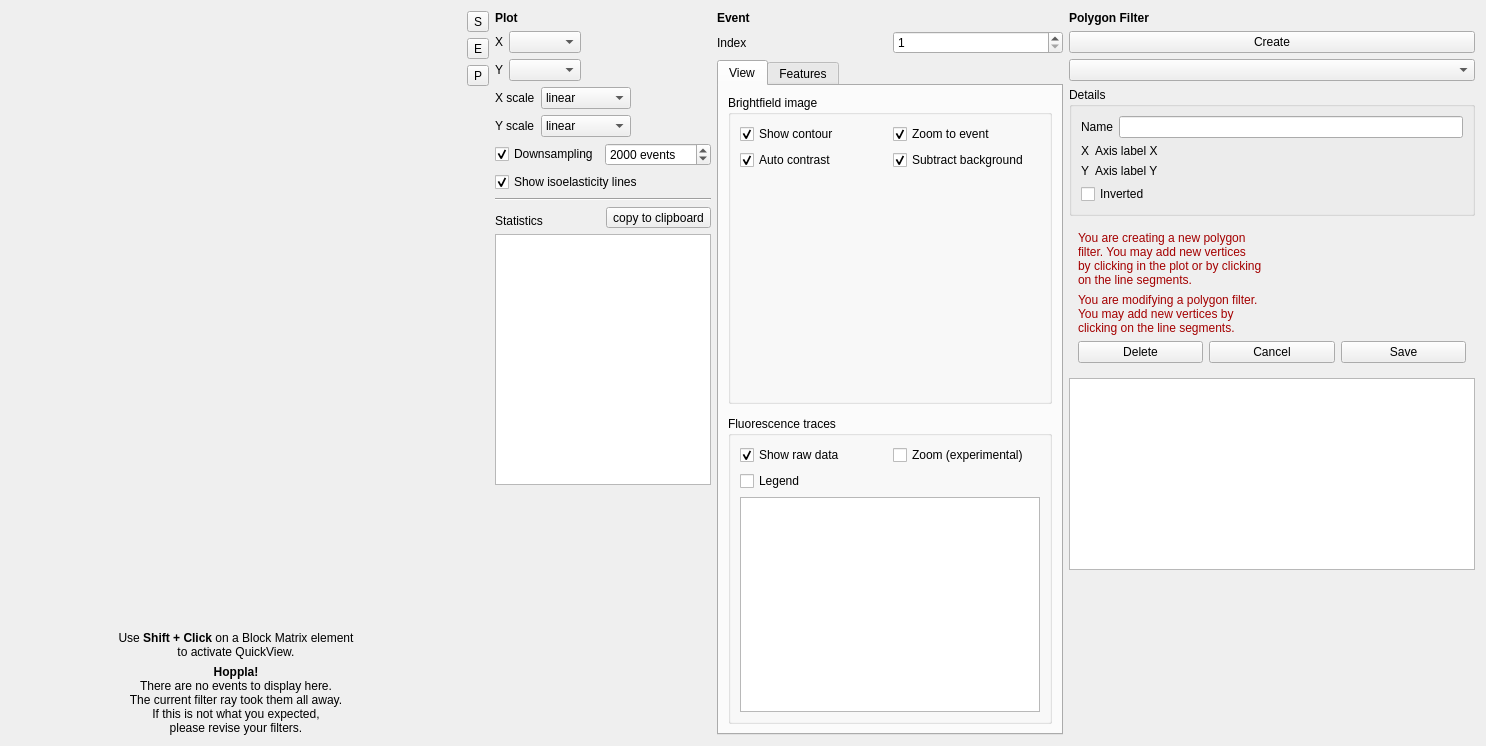
Before: the Qt Designer form shapeout2/gui/quick_view/qv_main.ui in ZELLMECHANIK-DRESDEN/ShapeOut2, drawn with Qt 5.
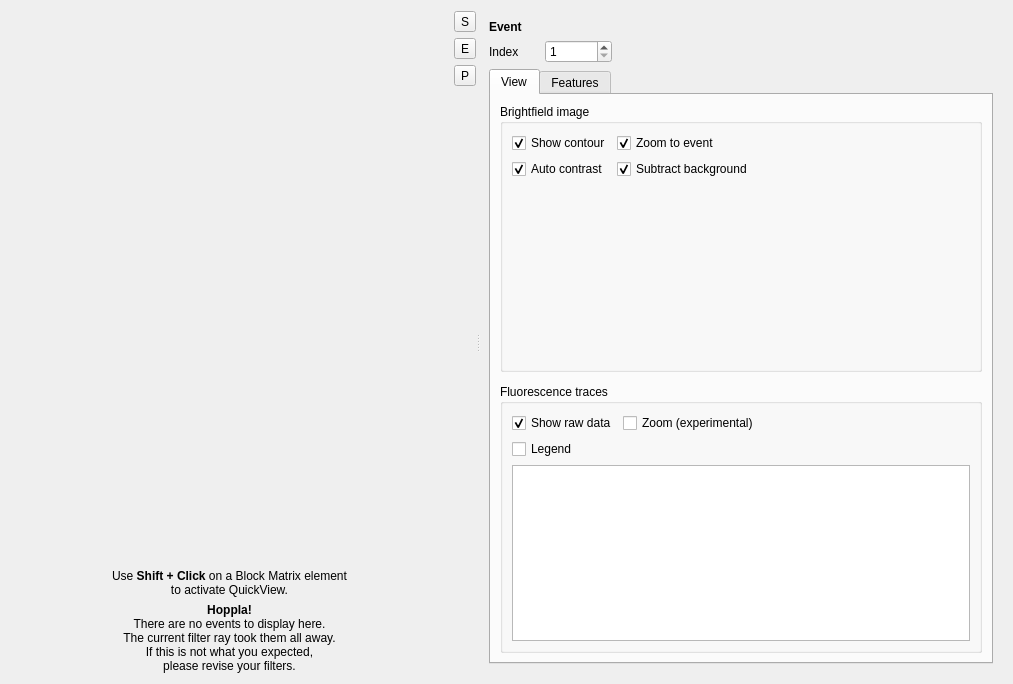
After: the same form once the commit is applied. Icons and pictures are not drawn. Custom widgets are drawn as their Qt base class.

Commit message:
Update GUI: Quick view (#134)
* QuickView window does not resize everytime anymore

* Update CHANGELOG

* fix jumping toolbuttons for polygon filter view

* Introduce QSplitter in QuickView window

* Increase minimum size of some widgets in QV

* enh: add horizontal sizers so UI widget do not visually flow apart

* ref: turn quickview controls into a stacked widget

Diff of the .ui file:
```diff
--- a/shapeout2/gui/quick_view/qv_main.ui
+++ b/shapeout2/gui/quick_view/qv_main.ui
@@ -6,10 +6,16 @@
    <rect>
     <x>0</x>
     <y>0</y>
-    <width>1486</width>
-    <height>746</height>
+    <width>1013</width>
+    <height>684</height>
    </rect>
   </property>
+  <property name="minimumSize">
+   <size>
+    <width>800</width>
+    <height>0</height>
+   </size>
+  </property>
   <property name="windowTitle">
    <string>Form</string>
   </property>
@@ -19,6 +25,16 @@
   </property>
   <layout class="QHBoxLayout" name="horizontalLayout">
    <item>
+    <widget class="QSplitter" name="splitter">
+     <property name="orientation">
+      <enum>Qt::Horizontal</enum>
+     </property>
+     <property name="childrenCollapsible">
+      <bool>false</bool>
+     </property>
+     <widget class="QWidget" name="widget_4" native="true">
+      <layout class="QHBoxLayout" name="horizontalLayout_9">
+       <item>
     <layout class="QVBoxLayout" name="verticalLayout_14">
      <property name="leftMargin">
       <number>0</number>
@@ -33,7 +49,7 @@
        </property>
        <property name="minimumSize">
         <size>
-         <width>400</width>
+             <width>300</width>
          <height>300</height>
         </size>
        </property>
@@ -43,7 +59,7 @@
       <widget class="QLabel" name="label_howto">
        <property name="minimumSize">
         <size>
-         <width>450</width>
+             <width>250</width>
          <height>0</height>
         </size>
        </property>
@@ -68,7 +84,7 @@
        </property>
        <property name="minimumSize">
         <size>
-         <width>450</width>
+             <width>250</width>
          <height>0</height>
         </size>
        </property>
@@ -80,6 +96,8 @@
     </layout>
    </item>
    <item>
+        <layout class="QHBoxLayout" name="horizontalLayout_7">
+         <item>
     <widget class="QWidget" name="widget_tool" native="true">
      <layout class="QVBoxLayout" name="verticalLayout_3">
       <property name="leftMargin">
@@ -173,27 +191,22 @@
      </layout>
     </widget>
    </item>
-   <item>
-    <widget class="QWidget" name="widget_settings" native="true">
-     <property name="sizePolicy">
-      <sizepolicy hsizetype="Fixed" vsizetype="Preferred">
-       <horstretch>0</horstretch>
-       <verstretch>0</verstretch>
-      </sizepolicy>
-     </property>
+        </layout>
+       </item>
+      </layout>
+     </widget>
+     <widget class="QStackedWidget" name="stackedWidget">
+      <property name="minimumSize">
+       <size>
+        <width>400</width>
+        <height>0</height>
+       </size>
+      </property>
+      <property name="currentIndex">
+       <number>1</number>
+      </property>
+      <widget class="QWidget" name="page_settings">
      <layout class="QVBoxLayout" name="verticalLayout_4">
-      <property name="leftMargin">
-       <number>0</number>
-      </property>
-      <property name="topMargin">
-       <number>0</number>
-      </property>
-      <property name="rightMargin">
-       <number>0</number>
-      </property>
-      <property name="bottomMargin">
-       <number>0</number>
-      </property>
       <item>
        <widget class="QLabel" name="label_7">
         <property name="text">
@@ -318,6 +331,9 @@
         </item>
         <item>
          <widget class="QSpinBox" name="spinBox_downsample">
+            <property name="showGroupSeparator" stdset="0">
+             <bool>false</bool>
+            </property>
           <property name="suffix">
            <string> events</string>
           </property>
@@ -335,6 +351,19 @@
           </property>
          </widget>
         </item>
+          <item>
+           <spacer name="horizontalSpacer_4">
+            <property name="orientation">
+             <enum>Qt::Horizontal</enum>
+            </property>
+            <property name="sizeHint" stdset="0">
+             <size>
+              <width>0</width>
+              <height>20</height>
+             </size>
+            </property>
+           </spacer>
+          </item>
        </layout>
       </item>
       <item>
@@ -383,6 +412,12 @@
         <property name="sizeAdjustPolicy">
          <enum>QAbstractScrollArea::AdjustToContentsOnFirstShow</enum>
         </property>
+          <property name="textElideMode">
+           <enum>Qt::ElideRight</enum>
+          </property>
+          <property name="wordWrap">
+           <bool>false</bool>
+          </property>
        </widget>
       </item>
       <item>
@@ -393,35 +428,15 @@
         <property name="sizeHint" stdset="0">
          <size>
           <width>20</width>
-          <height>0</height>
+            <height>190</height>
          </size>
         </property>
        </spacer>
       </item>
      </layout>
     </widget>
-   </item>
-   <item>
-    <widget class="QWidget" name="widget_event" native="true">
-     <property name="sizePolicy">
-      <sizepolicy hsizetype="Fixed" vsizetype="Preferred">
-       <horstretch>0</horstretch>
-       <verstretch>0</verstretch>
-      </sizepolicy>
-     </property>
-     <layout class="QVBoxLayout" name="verticalLayout_5">
-      <property name="leftMargin">
-       <number>0</number>
-      </property>
-      <property name="topMargin">
-       <number>0</number>
-      </property>
-      <property name="rightMargin">
-       <number>0</number>
-      </property>
-      <property name="bottomMargin">
-       <number>0</number>
-      </property>
+      <widget class="QWidget" name="page_event">
+       <layout class="QVBoxLayout" name="verticalLayout_9">
       <item>
        <widget class="QLabel" name="label_8">
         <property name="text">
@@ -438,6 +453,22 @@
           </property>
          </widget>
         </item>
+          <item>
+           <spacer name="horizontalSpacer_7">
+            <property name="orientation">
+             <enum>Qt::Horizontal</enum>
+            </property>
+            <property name="sizeType">
+             <enum>QSizePolicy::Fixed</enum>
+            </property>
+            <property name="sizeHint" stdset="0">
+             <size>
+              <width>20</width>
+              <height>20</height>
+             </size>
+            </property>
+           </spacer>
+          </item>
         <item>
          <widget class="QSpinBox" name="spinBox_event">
           <property name="minimum">
@@ -448,10 +479,29 @@
           </property>
          </widget>
         </item>
+          <item>
+           <spacer name="horizontalSpacer_6">
+            <property name="orientation">
+             <enum>Qt::Horizontal</enum>
+            </property>
+            <property name="sizeHint" stdset="0">
+             <size>
+              <width>0</width>
+              <height>20</height>
+             </size>
+            </property>
+           </spacer>
+          </item>
        </layout>
       </item>
       <item>
        <widget class="QTabWidget" name="tabWidget_event">
+          <property name="minimumSize">
+           <size>
+            <width>350</width>
+            <height>0</height>
+           </size>
+          </property>
         <property name="currentIndex">
          <number>0</number>
         </property>
@@ -523,16 +573,6 @@
                     </property>
                    </widget>
                   </item>
-                  <item row="0" column="1">
-                   <widget class="QCheckBox" name="checkBox_image_zoom">
-                    <property name="text">
-                     <string>Zoom to event</string>
-                    </property>
-                    <property name="checked">
-                     <bool>true</bool>
-                    </property>
-                   </widget>
-                  </item>
                   <item row="1" column="0">
                    <widget class="QCheckBox" name="checkBox_image_contrast">
                     <property name="text">
@@ -543,6 +583,16 @@
                     </property>
                    </widget>
                   </item>
+                    <item row="0" column="1">
+                     <widget class="QCheckBox" name="checkBox_image_zoom">
+                      <property name="text">
+                       <string>Zoom to event</string>
+                      </property>
+                      <property name="checked">
+                       <bool>true</bool>
+                      </property>
+                     </widget>
+                    </item>
                   <item row="1" column="1">
                    <widget class="QCheckBox" name="checkBox_image_background">
                     <property name="text">
@@ -553,6 +603,19 @@
                     </property>
                    </widget>
                   </item>
+                    <item row="0" column="2">
+                     <spacer name="horizontalSpacer_2">
+                      <property name="orientation">
+                       <enum>Qt::Horizontal</enum>
+                      </property>
+                      <property name="sizeHint" stdset="0">
+                       <size>
+                        <width>0</width>
+                        <height>20</height>
+                       </size>
+                      </property>
+                     </spacer>
+                    </item>
                  </layout>
                 </item>
                 <item>
@@ -560,7 +623,7 @@
                   <property name="minimumSize">
                    <size>
                     <width>300</width>
-                    <height>200</height>
+                      <height>100</height>
                    </size>
                   </property>
                   <property name="styleSheet">
@@ -624,6 +687,9 @@
                 </property>
                 <item>
                  <layout class="QGridLayout" name="gridLayout_4">
+                    <property name="sizeConstraint">
+                     <enum>QLayout::SetMinimumSize</enum>
+                    </property>
                   <property name="topMargin">
                    <number>0</number>
                   </property>
@@ -637,16 +703,6 @@
                     </property>
                    </widget>
                   </item>
-                  <item row="0" column="0">
-                   <widget class="QCheckBox" name="checkBox_trace_raw">
-                    <property name="text">
-                     <string>Show raw data</string>
-                    </property>
-                    <property name="checked">
-                     <bool>true</bool>
-                    </property>
-                   </widget>
-                  </item>
                   <item row="1" column="0">
                    <widget class="QCheckBox" name="checkBox_trace_legend">
                     <property name="text">
@@ -654,6 +710,29 @@
                     </property>
                    </widget>
                   </item>
+                    <item row="0" column="0">
+                     <widget class="QCheckBox" name="checkBox_trace_raw">
+                      <property name="text">
+                       <string>Show raw data</string>
+                      </property>
+                      <property name="checked">
+                       <bool>true</bool>
+                      </property>
+                     </widget>
+                    </item>
+                    <item row="0" column="2">
+                     <spacer name="horizontalSpacer_3">
+                      <property name="orientation">
+                       <enum>Qt::Horizontal</enum>
+                      </property>
+                      <property name="sizeHint" stdset="0">
+                       <size>
+                        <width>0</width>
+                        <height>20</height>
+                       </size>
+                      </property>
+                     </spacer>
+                    </item>
                  </layout>
                 </item>
                 <item>
@@ -661,7 +740,7 @@
                   <property name="minimumSize">
                    <size>
                     <width>0</width>
-                    <height>200</height>
+                      <height>100</height>
                    </size>
                   </property>
                  </widget>
@@ -692,7 +771,11 @@
            <number>9</number>
           </property>
           <item>
-           <widget class="KeyValueTableWidget" name="tableWidget_feats"/>
+             <widget class="KeyValueTableWidget" name="tableWidget_feats">
+              <property name="wordWrap">
+               <bool>false</bool>
+              </property>
+             </widget>
           </item>
          </layout>
         </widget>
@@ -700,22 +783,8 @@
       </item>
      </layout>
     </widget>
-   </item>
-   <item>
-    <widget class="QWidget" name="widget_poly" native="true">
-     <layout class="QVBoxLayout" name="verticalLayout_11">
-      <property name="leftMargin">
-       <number>0</number>
-      </property>
-      <property name="topMargin">
-       <number>0</number>
-      </property>
-      <property name="rightMargin">
-       <number>0</number>
-      </property>
-      <property name="bottomMargin">
-       <number>0</number>
-      </property>
+      <widget class="QWidget" name="page_poly">
+       <layout class="QVBoxLayout" name="verticalLayout_5">
       <item>
        <widget class="QLabel" name="label_9">
         <property name="text">
@@ -761,13 +830,6 @@
            <property name="topMargin">
             <number>0</number>
            </property>
-           <item row="1" column="0">
-            <widget class="QLabel" name="label_11">
-             <property name="text">
-              <string>Y</string>
-             </property>
-            </widget>
-           </item>
            <item row="0" column="0">
             <widget class="QLabel" name="label_10">
              <property name="text">
@@ -801,6 +863,26 @@
              </property>
             </widget>
            </item>
+             <item row="1" column="0">
+              <widget class="QLabel" name="label_11">
+               <property name="text">
+                <string>Y</string>
+               </property>
+              </widget>
+             </item>
+             <item row="0" column="2">
+              <spacer name="horizontalSpacer_5">
+               <property name="orientation">
+                <enum>Qt::Horizontal</enum>
+               </property>
+               <property name="sizeHint" stdset="0">
+                <size>
+                 <width>0</width>
+                 <height>20</height>
+                </size>
+               </property>
+              </spacer>
+             </item>
           </layout>
          </item>
          <item>
@@ -814,9 +896,6 @@
        </widget>
       </item>
       <item>
-       <widget class="QWidget" name="widget_3" native="true">
-        <layout class="QVBoxLayout" name="verticalLayout_13">
-         <item>
           <widget class="QLabel" name="label_poly_create">
            <property name="text">
             <string>&lt;html&gt;&lt;head/&gt;&lt;body&gt;&lt;p&gt;&lt;span style=&quot; color:#a40000;&quot;&gt;You are creating a new polygon&lt;br/&gt;filter. You may add new vertices&lt;br/&gt;by clicking in the plot or by clicking&lt;br/&gt;on the line segments.&lt;/span&gt;&lt;/p&gt;&lt;/body&gt;&lt;/html&gt;</string>
@@ -831,6 +910,9 @@
           </widget>
          </item>
          <item>
+         <widget class="QWidget" name="widget_3" native="true">
+          <layout class="QVBoxLayout" name="verticalLayout_13">
+           <item>
           <layout class="QHBoxLayout" name="horizontalLayout_5">
            <property name="topMargin">
             <number>0</number>
@@ -882,12 +964,14 @@
         <property name="sizeHint" stdset="0">
          <size>
           <width>20</width>
-          <height>0</height>
+            <height>23</height>
          </size>
         </property>
        </spacer>
       </item>
      </layout>
+      </widget>
+     </widget>
     </widget>
    </item>
   </layout>
```
Lines whose indentation alone changed are shown as unchanged. The commit also changes 2 other files.
